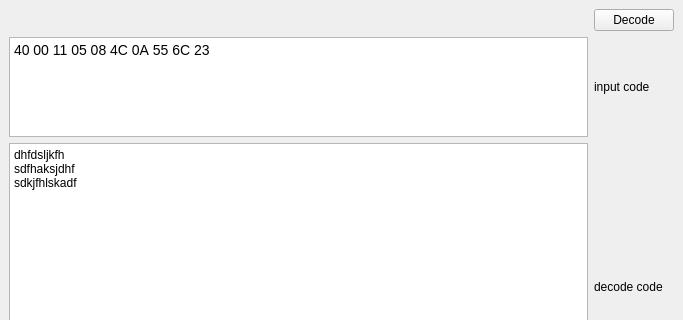
Old version of the form vrf/ui/vrf_decode.ui in the repository cross-sky/pyqt5; both pictures show x 0 to 683 and y 0 to 320 of the 683 by 462 pixel window.
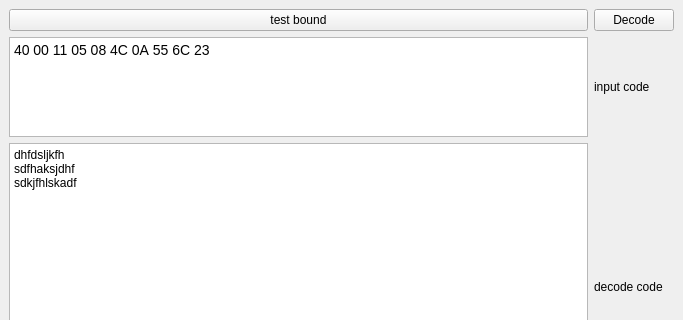
New version of the form.

What changed in the file:
```diff
--- a/vrf/ui/vrf_decode.ui
+++ b/vrf/ui/vrf_decode.ui
@@ -66,6 +66,13 @@
       </property>
      </widget>
     </item>
+    <item row="0" column="0">
+     <widget class="QPushButton" name="testButton">
+      <property name="text">
+       <string>test bound</string>
+      </property>
+     </widget>
+    </item>
    </layout>
   </widget>
   <widget class="QMenuBar" name="menubar">
```
